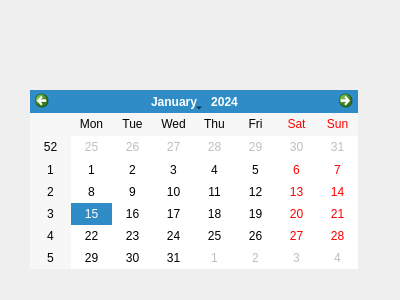
First picture: the form in calendarscreen.ui, repository HackDanel/Waterly, before the edit.
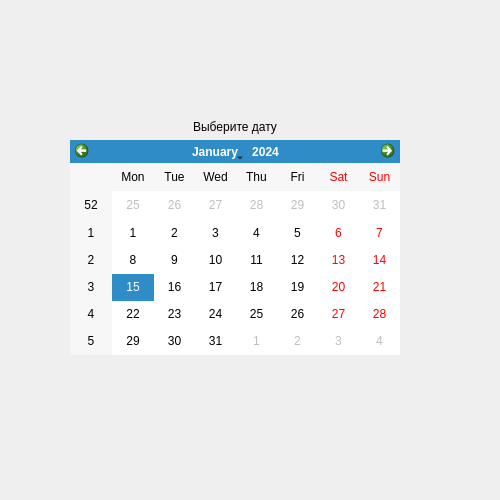
Second picture: the form after the edit.

Commit message: Первичный дизайн экранов

```diff
--- a/calendarscreen.ui
+++ b/calendarscreen.ui
@@ -6,22 +6,46 @@
    <rect>
     <x>0</x>
     <y>0</y>
-    <width>400</width>
-    <height>300</height>
+    <width>500</width>
+    <height>500</height>
    </rect>
   </property>
   <property name="windowTitle">
    <string>Form</string>
   </property>
-  <widget class="QCalendarWidget" name="calendarWidget">
+  <widget class="QWidget" name="">
    <property name="geometry">
     <rect>
-     <x>30</x>
-     <y>90</y>
-     <width>328</width>
-     <height>179</height>
+     <x>70</x>
+     <y>120</y>
+     <width>330</width>
+     <height>235</height>
     </rect>
    </property>
+   <layout class="QVBoxLayout" name="verticalLayout">
+    <item>
+     <widget class="QLabel" name="label">
+      <property name="layoutDirection">
+       <enum>Qt::LayoutDirection::LeftToRight</enum>
+      </property>
+      <property name="text">
+       <string>Выберите дату</string>
+      </property>
+      <property name="alignment">
+       <set>Qt::AlignmentFlag::AlignCenter</set>
+      </property>
+      <property name="margin">
+       <number>0</number>
+      </property>
+      <property name="indent">
+       <number>-1</number>
+      </property>
+     </widget>
+    </item>
+    <item>
+     <widget class="QCalendarWidget" name="calendarWidget"/>
+    </item>
+   </layout>
   </widget>
  </widget>
  <resources/>
```
The commit also changes 2 other files.
